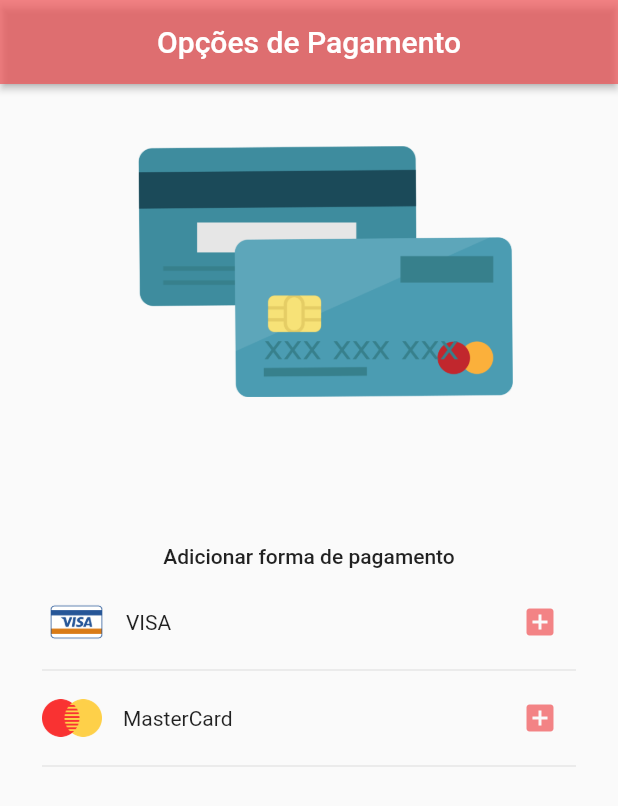
After one commit to jpgSouza/flutter-online-shop, a Flutter app: the CreditCardActivity screen opened directly, on a phone screen of 412 x 824 dp. The commit adds this screen. Shown: the top 806 px of the screen. Run offline on Flutter 3.47's test engine with Material 2 defaults, Android fonts, the phone set to English and light mode, and no system bars; our stand-ins replace carousel_pro, cloud_firestore, firebase_auth, transparent_image; accounts and stored records are empty.

Commit message:
Payment Implementation

```diff
--- a/lib/activities/cart_activity.dart
+++ b/lib/activities/cart_activity.dart
@@ -4,7 +4,7 @@ import 'package:flutter_online_shop/model/cart_model.dart';
 import 'package:flutter_online_shop/model/user_model.dart';
 import 'package:flutter_online_shop/tiles/cart_tile.dart';
 import 'package:flutter_online_shop/widgets/discount_card.dart';
-import 'package:flutter_online_shop/widgets/payment_card.dart';
+import 'package:flutter_online_shop/widgets/payment_method_card.dart';
 import 'package:flutter_online_shop/widgets/resume_card.dart';
 import 'package:flutter_online_shop/widgets/shipping_card.dart';
 import 'package:scoped_model/scoped_model.dart';
@@ -160,7 +160,7 @@ class CartActivity extends StatelessWidget {
                 ),
                 DiscountCoupon(),
                 ShippingCart(),
-                PaymentCard(),
+                PaymentMethodCard(),
                 ResumeCard(),
               ],
             );
--- /dev/null
+++ b/lib/activities/credit_card_activity.dart
@@ -0,0 +1,118 @@
+import 'package:flutter/material.dart';
+import 'package:flutter_online_shop/model/credit_card_model.dart';
+import 'package:scoped_model/scoped_model.dart';
+
+class CreditCardActivity extends StatelessWidget {
+  @override
+  Widget build(BuildContext context) {
+    return Scaffold(
+      appBar: AppBar(
+        backgroundColor: Color.fromRGBO(240, 80, 83, 0.7),
+        elevation: 2.0,
+        title: Text("Opções de Pagamento"),
+        centerTitle: true,
+      ),
+      body: ScopedModelDescendant<CreditCard>(
+        builder: (context, child, model) {
+          return Form(
+              child: ListView(
+            padding: EdgeInsets.only(left: 12.0, right: 12.0),
+            children: <Widget>[
+              Container(
+                width: MediaQuery.of(context).size.width,
+                height: MediaQuery.of(context).size.height / 3.0,
+                child: Stack(
+                  children: <Widget>[
+                    Positioned(
+                      width: 250.0,
+                      height: 250.0,
+                      left: 80.0,
+                      child: Container(
+                        decoration: BoxDecoration(
+                            image: DecorationImage(
+                          image: AssetImage('lib/images/credit_card.png'),
+                        )),
+                      ),
+                    )
+                  ],
+                ),
+              ),
+              SizedBox(
+                height: 16.0,
+              ),
+              Container(
+                padding: EdgeInsets.all(16.0),
+                child: Column(
+                  children: <Widget>[
+                    Text(
+                      "Adicionar forma de pagamento",
+                      textAlign: TextAlign.start,
+                      style: TextStyle(fontWeight: FontWeight.w500),
+                    ),
+                    SizedBox(
+                      height: 12.0,
+                    ),
+                    Row(
+                      mainAxisAlignment: MainAxisAlignment.spaceBetween,
+                      children: <Widget>[
+                        Tab(
+                          icon: Container(
+                              child: Row(
+                            children: <Widget>[
+                              Image(
+                                image: AssetImage('lib/images/visa_icon.png'),
+                              ),
+                              SizedBox(
+                                width: 10.0,
+                              ),
+                              Text("VISA"),
+                            ],
+                          )),
+                        ),
+                        IconButton(
+                          onPressed: (){},
+                            icon: Icon(Icons.add_box,
+                                color: Color.fromRGBO(240, 80, 83, 0.7))),
+                      ],
+                    ),
+                    Divider(),
+                    Row(
+                      mainAxisAlignment: MainAxisAlignment.spaceBetween,
+                      children: <Widget>[
+                        Tab(
+                          icon: Container(
+                              child: Row(
+                            children: <Widget>[
+                              Image(
+                                image: AssetImage(
+                                    'lib/images/master_card_icon.png'),
+                                height: 40,
+                                width: 40,
+                              ),
+                              SizedBox(
+                                width: 14.0,
+                              ),
+                              Text("MasterCard"),
+                            ],
+                          )),
+                        ),
+                        IconButton(
+                          onPressed: (){},
+                          icon: Icon(
+                            Icons.add_box,
+                            color: Color.fromRGBO(240, 80, 83, 0.7),
+                          ),
+                        ),
+                      ],
+                    ),
+                    Divider(),
+                  ],
+                ),
+              )
+            ],
+          ));
+        },
+      ),
+    );
+  }
+}
--- a/lib/activities/login_activity.dart
+++ b/lib/activities/login_activity.dart
@@ -12,9 +12,6 @@ class LoginActivity extends StatefulWidget {
 class _LoginActivityState extends State<LoginActivity> {
   final _formKey = GlobalKey<FormState>();
   final _scaffoldKey = GlobalKey<ScaffoldState>();
-  bool _setToggle = false;
-
-
   @override
   Widget build(BuildContext context) {
     return Scaffold(
--- a/lib/main.dart
+++ b/lib/main.dart
@@ -1,6 +1,7 @@
 import 'package:flutter/material.dart';
-import 'package:flutter_online_shop/activities/cart_activity.dart';
+import 'package:flutter_online_shop/activities/credit_card_activity.dart';
 import 'package:flutter_online_shop/activities/home_activity.dart';
+import 'package:flutter_online_shop/model/credit_card_model.dart';
 import 'package:scoped_model/scoped_model.dart';
 
 import 'model/cart_model.dart';
@@ -18,6 +19,8 @@ class MyApp extends StatelessWidget {
         builder: (context, child, model){
           return ScopedModel<Cart>(
             model: Cart(model),
+            child: ScopedModel<CreditCard>(
+              model: CreditCard(model),
               child: MaterialApp(
                   title: 'Alquingel Store',
                   theme: ThemeData(
@@ -25,7 +28,8 @@ class MyApp extends StatelessWidget {
                       primaryColor: Color.fromARGB(255, 4, 125, 141)
                   ),
                   debugShowCheckedModeBanner: false,
-                home:HomeActivity()
+                  home:HomeActivity(),
+              ),
             ),
           );
         }
--- /dev/null
+++ b/lib/model/credit_card_model.dart
@@ -0,0 +1,42 @@
+import 'package:cloud_firestore/cloud_firestore.dart';
+import 'package:flutter/cupertino.dart';
+import 'package:flutter_online_shop/model/user_model.dart';
+import 'package:scoped_model/scoped_model.dart';
+
+class CreditCard extends Model{
+
+  Map<String, dynamic> creditCardData = Map();
+
+  User user;
+
+  final cardName = TextEditingController();
+  final cardNumber = TextEditingController();
+  final cardExpirationDate = TextEditingController();
+  final cardSecurityCode = TextEditingController();
+
+  String flag;
+
+  CreditCard(this.user);
+
+  static CreditCard of(BuildContext context) => ScopedModel.of<CreditCard>(context);
+
+  void createCard(Map<String, dynamic> cardData) async{
+
+    await _saveCreditCard(cardData);
+
+    notifyListeners();
+  }
+
+  Future<Null> _saveCreditCard(Map<String, dynamic> creditCardData) async{
+    this.creditCardData = creditCardData;
+
+    await Firestore.instance.collection("users").document(user.firebaseUser.uid).collection("creditCard").add(creditCardData);
+
+  }
+
+  void update(){
+    notifyListeners();
+  }
+
+
+}
--- a/lib/widgets/payment_card.dart
+++ b/lib/widgets/payment_method_card.dart
@@ -1,6 +1,7 @@
 import 'package:flutter/material.dart';
+import 'package:flutter_online_shop/activities/credit_card_activity.dart';
 
-class PaymentCard extends StatelessWidget {
+class PaymentMethodCard extends StatelessWidget {
   @override
   Widget build(BuildContext context) {
     return Card(
@@ -17,13 +18,22 @@ class PaymentCard extends StatelessWidget {
         ),
         trailing: Icon(
           Icons.keyboard_arrow_down,
+          size: 28.0,
           color: Color.fromRGBO(240, 80, 83, 0.7),
-          size: 28.0,
         ),
         leading: Icon(
           Icons.credit_card,
           color: Color.fromRGBO(240, 80, 83, 0.7),
         ),
+        children: <Widget>[
+          Padding(
+            padding: EdgeInsets.all(8.0),
+            child: IconButton(icon: Icon(Icons.add), onPressed: (){
+              Navigator.of(context).pushReplacement(MaterialPageRoute(
+                  builder: (context) => CreditCardActivity()));
+            },),
+          ),
+        ],
       ),
     );
   }
```
Also changed, not shown: lib/images/credit_card.png (added), lib/images/master_card_icon.png (added), lib/images/visa_icon.png (added). Lines whose indentation alone changed are shown as unchanged.
